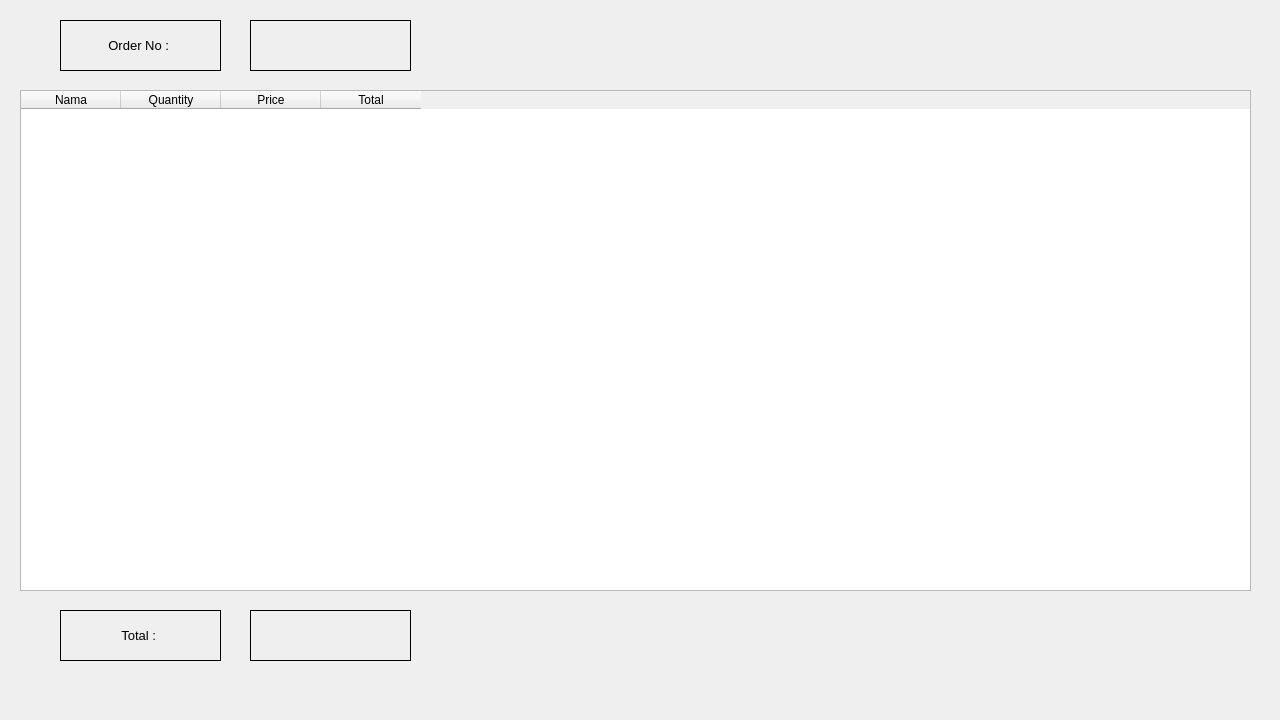
The window that src/resi.ui (pavita1108/Food-Ordering-System-NWFOS) describes before a commit, drawn with Qt 5.
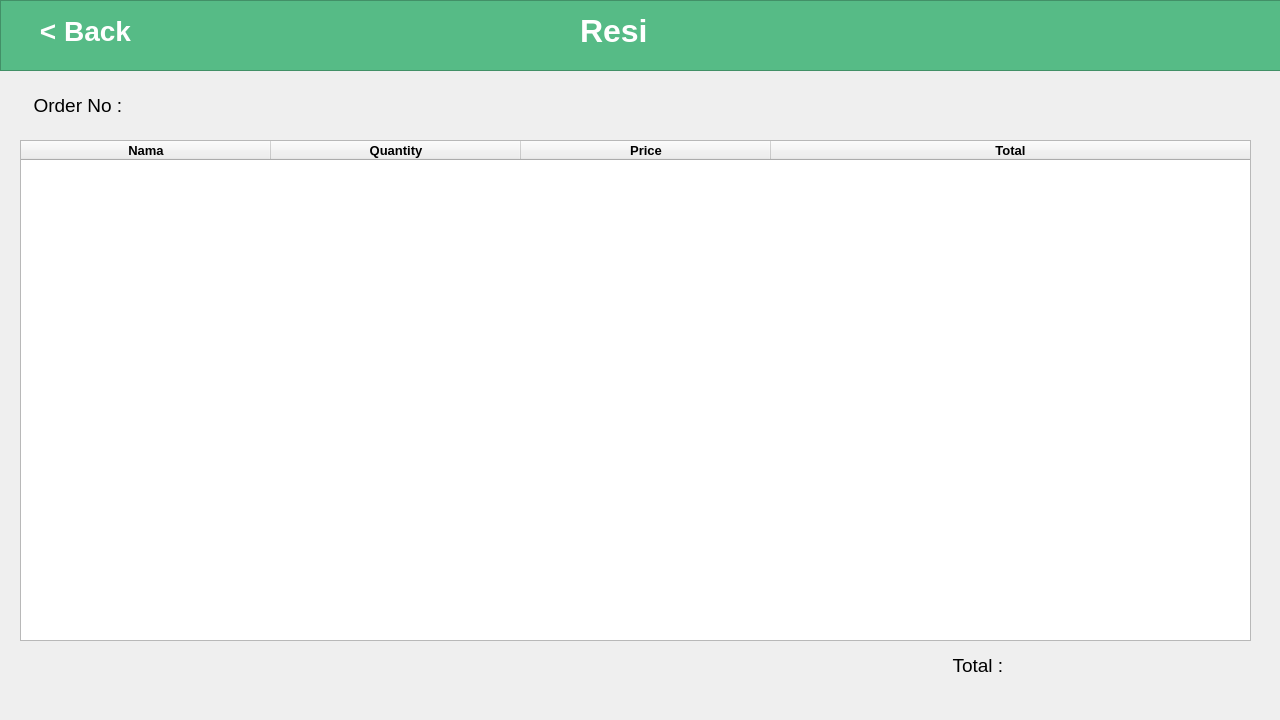
The same window after the commit.

Commit message: update design laman resi

Patch:
```diff
--- a/src/resi.ui
+++ b/src/resi.ui
@@ -16,19 +16,19 @@
   <widget class="QLabel" name="label1">
    <property name="geometry">
     <rect>
-     <x>60</x>
-     <y>610</y>
+     <x>900</x>
+     <y>650</y>
      <width>161</width>
-     <height>51</height>
+     <height>31</height>
     </rect>
    </property>
    <property name="font">
     <font>
-     <pointsize>10</pointsize>
+     <pointsize>14</pointsize>
     </font>
    </property>
    <property name="frameShape">
-    <enum>QFrame::Box</enum>
+    <enum>QFrame::NoFrame</enum>
    </property>
    <property name="text">
     <string>Total : </string>
@@ -40,36 +40,70 @@
   <widget class="QLabel" name="labelTotal">
    <property name="geometry">
     <rect>
-     <x>250</x>
-     <y>610</y>
-     <width>161</width>
-     <height>51</height>
+     <x>1020</x>
+     <y>650</y>
+     <width>221</width>
+     <height>31</height>
     </rect>
    </property>
    <property name="font">
     <font>
-     <pointsize>10</pointsize>
+     <pointsize>14</pointsize>
     </font>
    </property>
    <property name="frameShape">
-    <enum>QFrame::Box</enum>
+    <enum>QFrame::NoFrame</enum>
    </property>
    <property name="text">
     <string/>
    </property>
-   <property name="alignment">
-    <set>Qt::AlignCenter</set>
-   </property>
   </widget>
   <widget class="QTableWidget" name="tableWidget">
    <property name="geometry">
     <rect>
      <x>20</x>
-     <y>90</y>
+     <y>140</y>
      <width>1231</width>
      <height>501</height>
     </rect>
    </property>
+   <property name="font">
+    <font>
+     <pointsize>10</pointsize>
+     <weight>75</weight>
+     <bold>true</bold>
+    </font>
+   </property>
+   <property name="frameShape">
+    <enum>QFrame::StyledPanel</enum>
+   </property>
+   <property name="frameShadow">
+    <enum>QFrame::Sunken</enum>
+   </property>
+   <property name="showGrid">
+    <bool>false</bool>
+   </property>
+   <property name="cornerButtonEnabled">
+    <bool>true</bool>
+   </property>
+   <attribute name="horizontalHeaderVisible">
+    <bool>true</bool>
+   </attribute>
+   <attribute name="horizontalHeaderDefaultSectionSize">
+    <number>250</number>
+   </attribute>
+   <attribute name="horizontalHeaderShowSortIndicator" stdset="0">
+    <bool>false</bool>
+   </attribute>
+   <attribute name="horizontalHeaderStretchLastSection">
+    <bool>true</bool>
+   </attribute>
+   <attribute name="verticalHeaderVisible">
+    <bool>false</bool>
+   </attribute>
+   <attribute name="verticalHeaderDefaultSectionSize">
+    <number>45</number>
+   </attribute>
    <column>
     <property name="text">
      <string>Nama</string>
@@ -94,19 +128,19 @@
   <widget class="QLabel" name="label1_2">
    <property name="geometry">
     <rect>
-     <x>60</x>
-     <y>20</y>
+     <x>0</x>
+     <y>90</y>
      <width>161</width>
-     <height>51</height>
+     <height>31</height>
     </rect>
    </property>
    <property name="font">
     <font>
-     <pointsize>10</pointsize>
+     <pointsize>14</pointsize>
     </font>
    </property>
    <property name="frameShape">
-    <enum>QFrame::Box</enum>
+    <enum>QFrame::NoFrame</enum>
    </property>
    <property name="text">
     <string>Order No : </string>
@@ -118,27 +152,114 @@
   <widget class="QLabel" name="labelID">
    <property name="geometry">
     <rect>
-     <x>250</x>
-     <y>20</y>
+     <x>130</x>
+     <y>90</y>
      <width>161</width>
-     <height>51</height>
+     <height>31</height>
     </rect>
    </property>
    <property name="font">
     <font>
-     <pointsize>10</pointsize>
+     <pointsize>14</pointsize>
     </font>
    </property>
    <property name="frameShape">
-    <enum>QFrame::Box</enum>
+    <enum>QFrame::NoFrame</enum>
+   </property>
+   <property name="frameShadow">
+    <enum>QFrame::Plain</enum>
    </property>
    <property name="text">
     <string/>
    </property>
    <property name="alignment">
-    <set>Qt::AlignCenter</set>
+    <set>Qt::AlignLeading|Qt::AlignLeft|Qt::AlignVCenter</set>
    </property>
   </widget>
+  <widget class="QFrame" name="frame">
+   <property name="geometry">
+    <rect>
+     <x>0</x>
+     <y>0</y>
+     <width>1281</width>
+     <height>71</height>
+    </rect>
+   </property>
+   <property name="styleSheet">
+    <string notr="true">QFrame#frame {
+	background-color: rgb(86, 187, 134);
+}</string>
+   </property>
+   <property name="frameShape">
+    <enum>QFrame::StyledPanel</enum>
+   </property>
+   <property name="frameShadow">
+    <enum>QFrame::Raised</enum>
+   </property>
+   <widget class="QPushButton" name="back">
+    <property name="geometry">
+     <rect>
+      <x>20</x>
+      <y>10</y>
+      <width>131</width>
+      <height>41</height>
+     </rect>
+    </property>
+    <property name="font">
+     <font>
+      <pointsize>-1</pointsize>
+      <weight>75</weight>
+      <italic>false</italic>
+      <bold>true</bold>
+     </font>
+    </property>
+    <property name="styleSheet">
+     <string notr="true">QPushButton#back {
+    background-color: rgb(86, 187, 134);
+    border-radius: 10px;
+    font:28px;
+	font-weight: bold;
+	color:#fff;
+    padding: 6px;
+}
+
+
+QPushButton#back:pressed {
+	color:#ddd;
+    border-style: inset;
+}</string>
+    </property>
+    <property name="text">
+     <string>&lt; Back</string>
+    </property>
+   </widget>
+   <widget class="QLabel" name="resi">
+    <property name="geometry">
+     <rect>
+      <x>580</x>
+      <y>10</y>
+      <width>101</width>
+      <height>41</height>
+     </rect>
+    </property>
+    <property name="styleSheet">
+     <string notr="true">QLabel#resi {
+    font:32px;
+	font-weight: bold;
+	color:#fff;
+}</string>
+    </property>
+    <property name="text">
+     <string>Resi</string>
+    </property>
+   </widget>
+  </widget>
+  <zorder>frame</zorder>
+  <zorder>label1</zorder>
+  <zorder>labelTotal</zorder>
+  <zorder>tableWidget</zorder>
+  <zorder>label1_2</zorder>
+  <zorder>labelID</zorder>
  </widget>
  <resources/>
  <connections/>
```
The commit also changes 2 other files.
